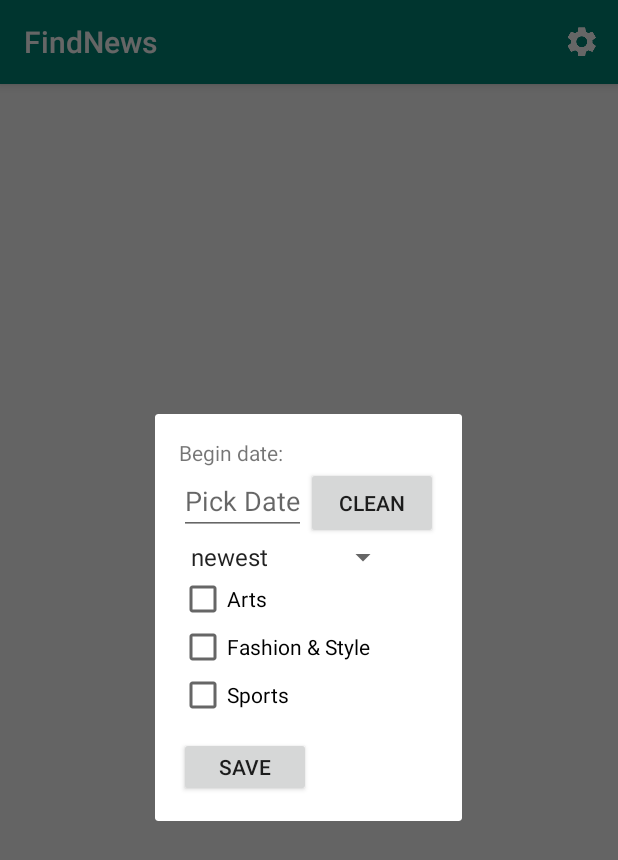
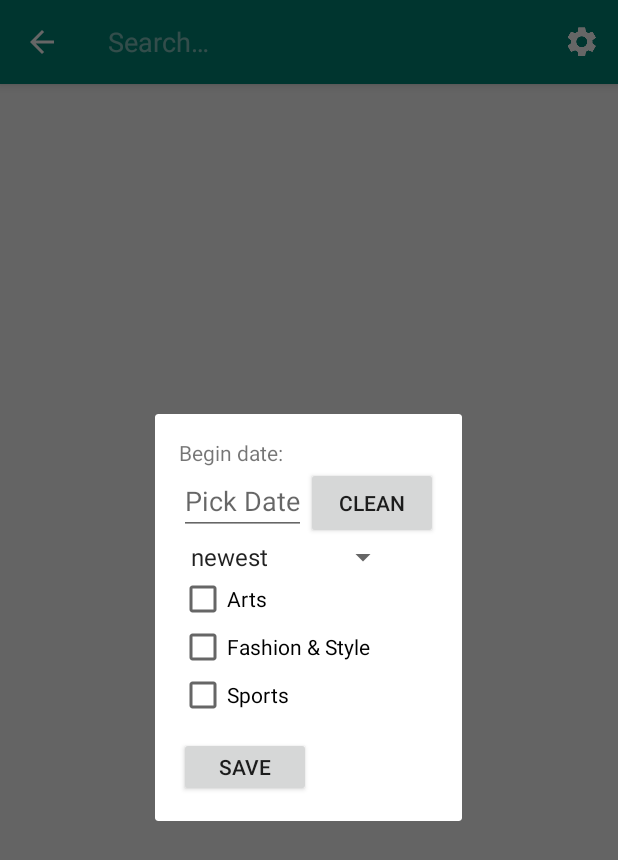
Before and after one commit to ydxb7/FindArticles, an Android app: the screen it shows after launch (MainActivity), after a tap on "Settings", on a phone screen of 412 x 824 dp. Shown: the top 860 px of the screen. Run offline under Robolectric (Android 15) with nearby library versions, the phone set to English and light mode, and no system bars; our stand-ins replace data binding; libraries missing offline, so code that uses them is left out: com.loopj.android, com.wdullaer.materialdatetimepicker, cz.msebera.android, io.realm, io.realm.annotations and 1 more; 17 statements that could not run were skipped; 1 other tap on this screen came first.

Commit message:
add search

```diff
--- a/app/src/main/java/ai/tomorrow/findnews/searchnews/NewsGridAdapter.java
+++ b/app/src/main/java/ai/tomorrow/findnews/searchnews/NewsGridAdapter.java
@@ -3,6 +3,8 @@
 import android.view.LayoutInflater;
 import android.view.View;
 import android.view.ViewGroup;
+import android.widget.Filter;
+import android.widget.Filterable;
 import android.widget.TextView;
 
 import androidx.annotation.NonNull;
@@ -11,6 +13,7 @@
 import androidx.recyclerview.widget.ListAdapter;
 import androidx.recyclerview.widget.RecyclerView;
 
+import java.util.ArrayList;
 import java.util.List;
 
 import ai.tomorrow.findnews.R;
@@ -20,7 +23,7 @@
 import io.realm.RealmResults;
 import kotlin.Unit;
 
-public class NewsGridAdapter extends RecyclerView.Adapter<RecyclerView.ViewHolder>{
+public class NewsGridAdapter extends RecyclerView.Adapter<RecyclerView.ViewHolder> {
 //        RecyclerView.Adapter<NewsGridAdapter.NewsViewHolder>{
 
     private static final String TAG = NewsGridAdapter.class.getSimpleName();
@@ -28,9 +31,11 @@
     private static final int VIEW_TYPE_NO_IMAGE = 1;
 
     private List<? extends Article> articles;
+    private List<? extends Article> articlesFull;
 
 ////    // TODO (3) Create a final private ListItemClickListener called mOnClickListener
     private final ItemClickListener mOnClickListener;
+
 //    private static DiffUtil.ItemCallback<Article> diffCallback = new DiffUtil.ItemCallback<Article>() {
 //
 //        @Override
@@ -59,12 +64,14 @@
     public void setArticles(List<Article> articles){
         if (this.articles == null){
             this.articles = articles;
+            this.articlesFull = new ArrayList<>(articles);
             notifyDataSetChanged();
         } else if (articles.size() == 0){
             notifyDataSetChanged();
         } else {
             int oldSize = this.articles.size();
             this.articles = articles;
+            this.articlesFull = new ArrayList<>(articles);
             notifyItemInserted(oldSize);
         }
 
@@ -175,5 +182,4 @@
 
     }
 
-
 }
--- a/app/src/main/java/ai/tomorrow/findnews/searchnews/SearchNewsFragment.java
+++ b/app/src/main/java/ai/tomorrow/findnews/searchnews/SearchNewsFragment.java
@@ -9,7 +9,9 @@
 import android.view.MenuItem;
 import android.view.View;
 import android.view.ViewGroup;
+import android.view.inputmethod.EditorInfo;
 
+import androidx.appcompat.widget.SearchView;
 import androidx.databinding.DataBindingUtil;
 import androidx.fragment.app.Fragment;
 import androidx.lifecycle.Observer;
@@ -149,6 +151,13 @@
     public void onCreateOptionsMenu(Menu menu, MenuInflater inflater) {
         super.onCreateOptionsMenu(menu, inflater);
         inflater.inflate(R.menu.search_articles_menu, menu);
+
+        MenuItem searchItem = menu.findItem(R.id.action_search);
+        SearchView searchView = (SearchView) searchItem.getActionView();
+
+        searchView.setImeOptions(EditorInfo.IME_ACTION_DONE);
+
+        searchView.setOnQueryTextListener(mViewModel.onQueryTextListener);
     }
 
     @Override
--- a/app/src/main/java/ai/tomorrow/findnews/searchnews/SearchNewsViewModel.java
+++ b/app/src/main/java/ai/tomorrow/findnews/searchnews/SearchNewsViewModel.java
@@ -5,6 +5,7 @@
 import android.util.Log;
 
 import androidx.annotation.NonNull;
+import androidx.appcompat.widget.SearchView;
 import androidx.lifecycle.AndroidViewModel;
 import androidx.lifecycle.LiveData;
 import androidx.lifecycle.MutableLiveData;
@@ -56,6 +57,7 @@
     private Boolean mSports;
     private Boolean mSort;
     private int mBgindate;
+    private String mQuery = "";
 
     private Realm realm;
     private ArticleDao dao;
@@ -152,6 +154,10 @@
             params.put("fq", "news_desk:(" + deskValues + ")");
         }
 
+        if (!mQuery.isEmpty()){
+            params.put("q", mQuery);
+        }
+
         if (mySort.equals(PREF_SORT_VALUE_NEWEST) || mySort.equals(PREF_SORT_VALUE_OLDEST)) {
             params.put("sort", mySort);
         } else if (mySort.equals(PREF_SORT_VALUE_ASCENDING)) {
@@ -197,6 +203,30 @@
             }
         });
     }
+
+    public SearchView.OnQueryTextListener onQueryTextListener = new SearchView.OnQueryTextListener() {
+        @Override
+        public boolean onQueryTextSubmit(String query) {
+            mQuery = query;
+
+            updateSearch();
+
+            return true;
+        }
+
+        @Override
+        public boolean onQueryTextChange(String newText) {
+//            if (!newText.isEmpty() && newText.length() >= 3){
+//                mQuery = newText;
+//            } else {
+//                mQuery = "";
+//            }
+//
+//            updateSearch();
+
+            return false;
+        }
+    };
 
     public boolean isSearchChanged() {
         if (mPreferences.getBoolean(PREF_ARTS_KEY, PREF_ARTS_DEFAULT) != mArts ||
--- /dev/null
+++ b/app/src/main/res/drawable/ic_search.xml
@@ -0,0 +1,5 @@
+<vector android:height="24dp" android:tint="#FFFFFF"
+    android:viewportHeight="24.0" android:viewportWidth="24.0"
+    android:width="24dp" xmlns:android="http://schemas.android.com/apk/res/android">
+    <path android:fillColor="#FF000000" android:pathData="M15.5,14h-0.79l-0.28,-0.27C15.41,12.59 16,11.11 16,9.5 16,5.91 13.09,3 9.5,3S3,5.91 3,9.5 5.91,16 9.5,16c1.61,0 3.09,-0.59 4.23,-1.57l0.27,0.28v0.79l5,4.99L20.49,19l-4.99,-5zM9.5,14C7.01,14 5,11.99 5,9.5S7.01,5 9.5,5 14,7.01 14,9.5 11.99,14 9.5,14z"/>
+</vector>
--- a/app/src/main/res/menu/search_articles_menu.xml
+++ b/app/src/main/res/menu/search_articles_menu.xml
@@ -1,6 +1,14 @@
 <?xml version="1.0" encoding="utf-8"?>
 <menu xmlns:android="http://schemas.android.com/apk/res/android"
     xmlns:app="http://schemas.android.com/apk/res-auto">
+
+    <item
+        android:id="@+id/action_search"
+        android:icon="@drawable/ic_search"
+        android:title="@string/search"
+        app:actionViewClass="androidx.appcompat.widget.SearchView"
+        app:showAsAction="ifRoom|collapseActionView" />
+
     <item
         android:id="@+id/action_settings"
         android:orderInCategory="100"
--- a/app/src/main/res/values/strings.xml
+++ b/app/src/main/res/values/strings.xml
@@ -23,6 +23,7 @@
     <string name="begin_date">Begin date:</string>
     <string name="clean">clean</string>
     <string name="no_results">No results</string>
+    <string name="search">Search</string>
 
 
 </resources>
```
